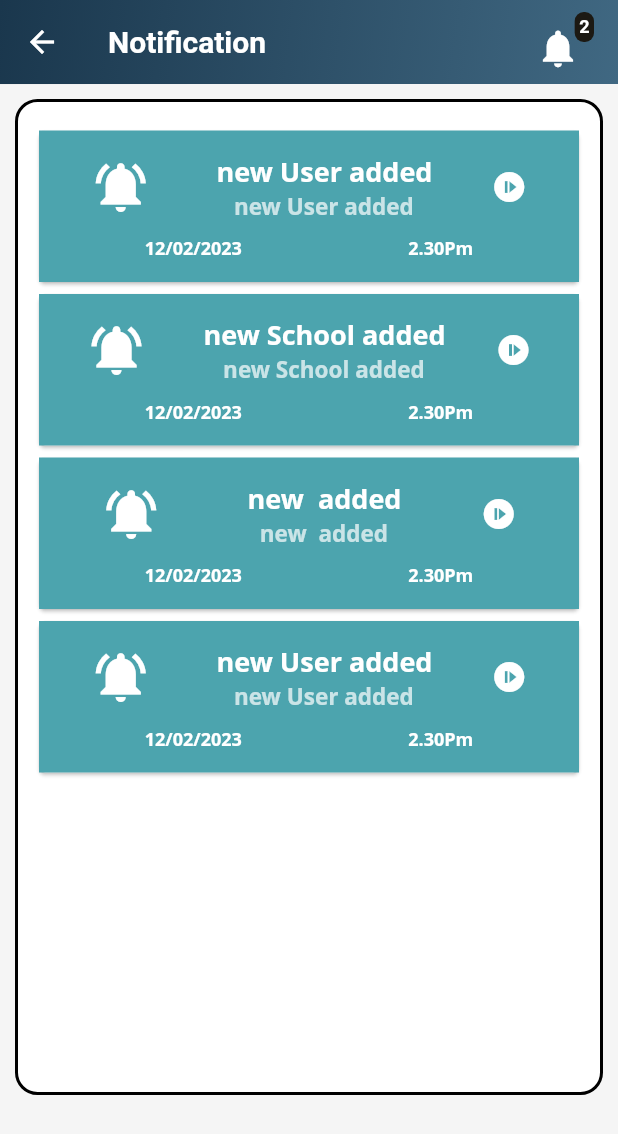
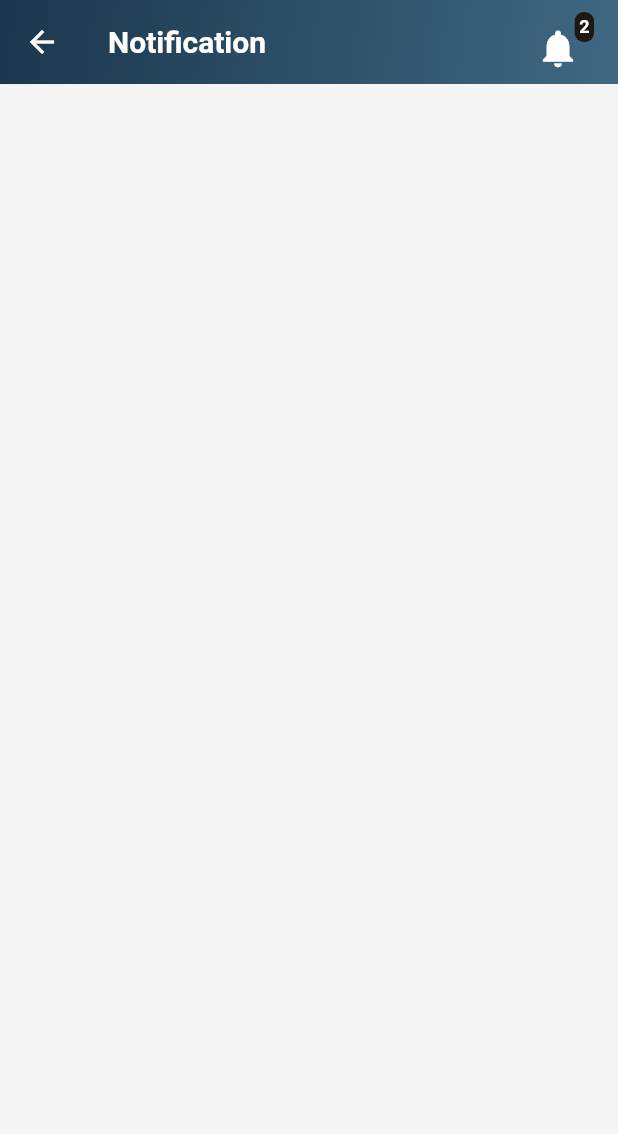
Before and after one commit to Sayanthan-K/CTSE_PMS_App, a Flutter app: the NotificationPage screen opened by its route, on a phone screen of 412 x 824 dp. Shown: the top 1134 px of the screen. Run offline on Flutter 3.47's test engine with Material 2 defaults, Android fonts, the phone set to English and light mode, and no system bars; our stand-ins replace cloud_firestore, dropdown_button2, firebase_auth, firebase_core, hexcolor, motion_toast; missing offline and left inert: cloud_firestore_web, firebase_auth_web, firebase_core_web; accounts and stored records are empty; Roboto replaces fonts that are missing (Open Sans).

```diff
--- a/FrontEnd/lib/Screens/NotificationPage.dart
+++ b/FrontEnd/lib/Screens/NotificationPage.dart
@@ -41,118 +41,118 @@ class _NotificationPageState extends State<NotificationPage> {
     ];
     return Scaffold(
       appBar: CustomAppBar(context, "Notification"),
-      body: SingleChildScrollView(
-        child: Container(
-          margin: EdgeInsets.all(10),
-          padding: EdgeInsets.all(10),
-          decoration: BoxDecoration(
-            // color: Colors.lightGreen[400],
-            color: Color.fromARGB(255, 255, 255, 255),
-            border: Border.all(width: 2.0),
-            borderRadius: BorderRadius.all(
-                Radius.circular(15.0) //                 <--- border radius here
-                ),
-          ),
-          child: Container(
-            width: double.infinity,
-            height: 640,
-            child: Column(
-              children: [
-                SizedBox(
-                  height: 5,
-                ),
-                Scrollbar(
-                  child: Container(
-                    height: 600,
-                    child: ListView.builder(
-                        itemCount: data.length,
-                        itemBuilder: ((context, index) {
-                          return Card(
-                            child: Container(
-                              color: Color.fromARGB(255, 76, 164, 174),
-                              padding: EdgeInsets.all(15),
-                              child: Column(
-                                children: [
-                                  Row(
-                                    mainAxisAlignment:
-                                        MainAxisAlignment.spaceAround,
-                                    crossAxisAlignment:
-                                        CrossAxisAlignment.center,
-                                    children: [
-                                      const Icon(
-                                        Icons.notifications_active,
-                                        size: 40,
-                                        color: Colors.white,
-                                      ),
-                                      Column(
-                                        children: [
-                                          Text(
-                                            ' ${data[index]["title"]}',
-                                            textScaleFactor: 1.5,
-                                            style: TextStyle(
-                                              fontSize: 12,
-                                              fontWeight: FontWeight.bold,
-                                              fontFamily: 'Open Sans',
-                                              // fontWeight: FontWeight.bold,
-                                              color: Colors.white,
-                                            ),
-                                          ),
-                                          Text(
-                                            ' ${data[index]["title"]}',
-                                            style: TextStyle(
-                                                fontSize: 15,
-                                                fontWeight: FontWeight.bold,
-                                                fontFamily: 'Open Sans',
-                                                // fontWeight: FontWeight.bold,
-                                                color: Colors.white70),
-                                          ),
-                                        ],
-                                      ),
-                                      Icon(
-                                        Icons.not_started,
-                                        color: Colors.white,
-                                      ),
-                                    ],
-                                  ),
-                                  SizedBox(
-                                    height: 10,
-                                  ),
-                                  Row(
-                                    mainAxisAlignment:
-                                        MainAxisAlignment.spaceAround,
-                                    children: [
-                                      Text(
-                                        '12/02/2023',
-                                        style: TextStyle(
-                                          fontSize: 12,
-                                          fontFamily: 'Open Sans',
-                                          fontWeight: FontWeight.bold,
-                                          color: Colors.white,
-                                        ),
-                                      ),
-                                      Text(
-                                        '2.30Pm',
-                                        style: TextStyle(
-                                          fontSize: 12,
-                                          fontFamily: 'Open Sans',
-                                          fontWeight: FontWeight.bold,
-                                          color: Colors.white,
-                                        ),
-                                      ),
-                                    ],
-                                  ),
-                                ],
-                              ),
-                            ),
-                          );
-                        })),
-                  ),
-                )
-              ],
-            ),
-          ),
-        ),
-      ),
+      // body: SingleChildScrollView(
+      //   child: Container(
+      //     margin: EdgeInsets.all(10),
+      //     padding: EdgeInsets.all(10),
+      //     decoration: BoxDecoration(
+      //       // color: Colors.lightGreen[400],
+      //       color: Color.fromARGB(255, 255, 255, 255),
+      //       border: Border.all(width: 2.0),
+      //       borderRadius: BorderRadius.all(
+      //           Radius.circular(15.0) //                 <--- border radius here
+      //           ),
+      //     ),
+      //     child: Container(
+      //       width: double.infinity,
+      //       height: 640,
+      //       child: Column(
+      //         children: [
+      //           SizedBox(
+      //             height: 5,
+      //           ),
+      //           Scrollbar(
+      //             child: Container(
+      //               height: 600,
+      //               child: ListView.builder(
+      //                   itemCount: data.length,
+      //                   itemBuilder: ((context, index) {
+      //                     return Card(
+      //                       child: Container(
+      //                         color: Color.fromARGB(255, 76, 164, 174),
+      //                         padding: EdgeInsets.all(15),
+      //                         child: Column(
+      //                           children: [
+      //                             Row(
+      //                               mainAxisAlignment:
+      //                                   MainAxisAlignment.spaceAround,
+      //                               crossAxisAlignment:
+      //                                   CrossAxisAlignment.center,
+      //                               children: [
+      //                                 const Icon(
+      //                                   Icons.notifications_active,
+      //                                   size: 40,
+      //                                   color: Colors.white,
+      //                                 ),
+      //                                 Column(
+      //                                   children: [
+      //                                     Text(
+      //                                       ' ${data[index]["title"]}',
+      //                                       textScaleFactor: 1.5,
+      //                                       style: TextStyle(
+      //                                         fontSize: 12,
+      //                                         fontWeight: FontWeight.bold,
+      //                                         fontFamily: 'Open Sans',
+      //                                         // fontWeight: FontWeight.bold,
+      //                                         color: Colors.white,
+      //                                       ),
+      //                                     ),
+      //                                     Text(
+      //                                       ' ${data[index]["title"]}',
+      //                                       style: TextStyle(
+      //                                           fontSize: 15,
+      //                                           fontWeight: FontWeight.bold,
+      //                                           fontFamily: 'Open Sans',
+      //                                           // fontWeight: FontWeight.bold,
+      //                                           color: Colors.white70),
+      //                                     ),
+      //                                   ],
+      //                                 ),
+      //                                 Icon(
+      //                                   Icons.not_started,
+      //                                   color: Colors.white,
+      //                                 ),
+      //                               ],
+      //                             ),
+      //                             SizedBox(
+      //                               height: 10,
+      //                             ),
+      //                             Row(
+      //                               mainAxisAlignment:
+      //                                   MainAxisAlignment.spaceAround,
+      //                               children: [
+      //                                 Text(
+      //                                   '12/02/2023',
+      //                                   style: TextStyle(
+      //                                     fontSize: 12,
+      //                                     fontFamily: 'Open Sans',
+      //                                     fontWeight: FontWeight.bold,
+      //                                     color: Colors.white,
+      //                                   ),
+      //                                 ),
+      //                                 Text(
+      //                                   '2.30Pm',
+      //                                   style: TextStyle(
+      //                                     fontSize: 12,
+      //                                     fontFamily: 'Open Sans',
+      //                                     fontWeight: FontWeight.bold,
+      //                                     color: Colors.white,
+      //                                   ),
+      //                                 ),
+      //                               ],
+      //                             ),
+      //                           ],
+      //                         ),
+      //                       ),
+      //                     );
+      //                   })),
+      //             ),
+      //           )
+      //         ],
+      //       ),
+      //     ),
+      //   ),
+      // ),
     );
   }
 }
```
